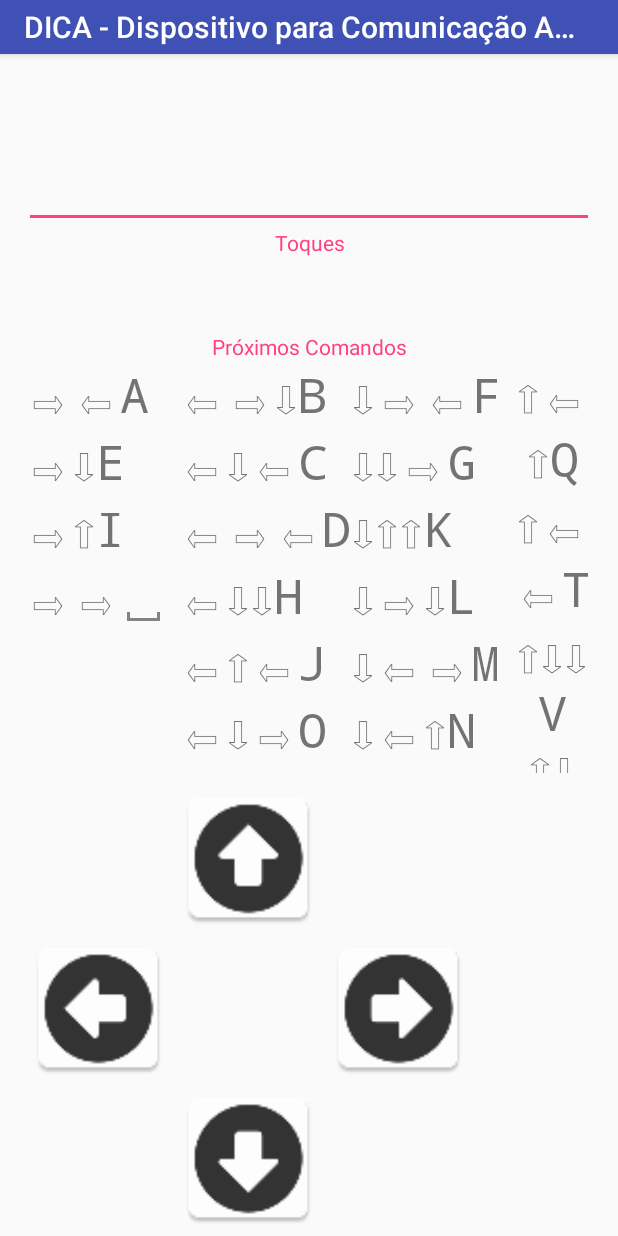
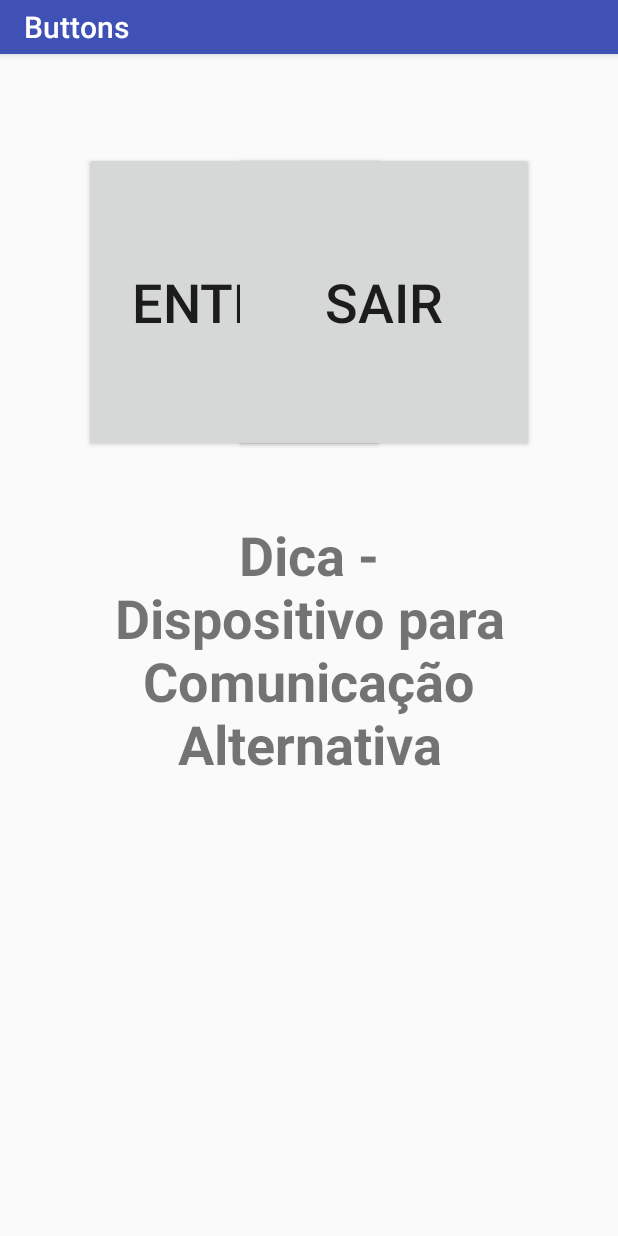
Before and after one commit to ovidio-francisco/DICA-IHC, an Android app: the screen it shows after launch (MainActivity before the commit, InicialActivity after it), on a phone screen of 412 x 824 dp. Run offline under Robolectric (Android 15) with nearby library versions, the phone set to English and light mode, and no system bars.

Commit message:
inicio adicioar botão cancelar

```diff
--- a/app/src/main/AndroidManifest.xml
+++ b/app/src/main/AndroidManifest.xml
@@ -1,6 +1,6 @@
 <?xml version="1.0" encoding="utf-8"?>
 <manifest xmlns:android="http://schemas.android.com/apk/res/android"
-    package="com.example.ovidiojf.buttons">
+          package="com.example.ovidiojf.buttons">
 
     <uses-permission android:name="android.permission.VIBRATE"/>
 
@@ -11,10 +11,12 @@
         android:supportsRtl="true"
         android:theme="@style/AppTheme">
         <activity android:name=".MainActivity">
+        </activity>
+        <activity android:name=".InicialActivity">
             <intent-filter>
-                <action android:name="android.intent.action.MAIN" />
+                <action android:name="android.intent.action.MAIN"/>
 
-                <category android:name="android.intent.category.LAUNCHER" />
+                <category android:name="android.intent.category.LAUNCHER"/>
             </intent-filter>
         </activity>
     </application>
--- /dev/null
+++ b/app/src/main/java/com/example/ovidiojf/buttons/InicialActivity.java
@@ -0,0 +1,37 @@
+package com.example.ovidiojf.buttons;
+
+import android.content.Intent;
+import android.support.v7.app.AppCompatActivity;
+import android.os.Bundle;
+import android.view.View;
+import android.widget.Button;
+
+public class InicialActivity extends AppCompatActivity {
+
+    private Button btEntrar;
+    private Button btSair  ;
+
+    @Override
+    protected void onCreate(Bundle savedInstanceState) {
+        super.onCreate(savedInstanceState);
+        setContentView(R.layout.activity_inicial);
+
+        btEntrar = (Button)findViewById(R.id.btEnter);
+        btSair   = (Button)findViewById(R.id.btClose);
+
+        btEntrar.setOnClickListener(new View.OnClickListener() {
+            @Override
+            public void onClick(View v) {
+                Intent intent = new Intent(InicialActivity.this, MainActivity.class);
+                startActivity(intent);
+            }
+        });
+
+        btSair.setOnClickListener(new View.OnClickListener() {
+            @Override
+            public void onClick(View v) {
+                finish();
+            }
+        });
+    }
+}
--- a/app/src/main/java/com/example/ovidiojf/buttons/MainActivity.java
+++ b/app/src/main/java/com/example/ovidiojf/buttons/MainActivity.java
@@ -394,10 +394,9 @@ public class MainActivity extends AppCompatActivity {
             @Override
             public void onInit(int status) {
                 if (status == TextToSpeech.SUCCESS) {
-                    int result = tts.setLanguage(new Locale("pt_BR"));
+                    int result = tts.setLanguage(Locale.US);
                     if (result == TextToSpeech.LANG_MISSING_DATA || result == TextToSpeech.LANG_NOT_SUPPORTED) {
                     }
-           //         speak("Hello girl");
 
                 } else {
                 }
--- /dev/null
+++ b/app/src/main/res/layout/activity_inicial.xml
@@ -0,0 +1,55 @@
+<?xml version="1.0" encoding="utf-8"?>
+<RelativeLayout
+    xmlns:android="http://schemas.android.com/apk/res/android"
+    xmlns:app="http://schemas.android.com/apk/res-auto"
+    xmlns:tools="http://schemas.android.com/tools"
+    android:id="@+id/activity_inicial"
+    android:layout_width="match_parent"
+    android:layout_height="match_parent"
+    android:paddingBottom="@dimen/activity_vertical_margin"
+    android:paddingLeft="@dimen/activity_horizontal_margin"
+    android:paddingRight="@dimen/activity_horizontal_margin"
+    android:paddingTop="@dimen/activity_vertical_margin"
+    tools:context="com.example.ovidiojf.buttons.InicialActivity">
+
+    <Button
+        android:text="Entrar"
+        android:layout_width="200dp"
+        android:layout_height="200dp"
+        android:layout_marginTop="49dp"
+        android:id="@+id/btEnter"
+        android:layout_alignParentTop="true"
+        android:layout_alignParentLeft="true"
+        android:layout_alignParentStart="true"
+        android:layout_marginLeft="40dp"
+        android:layout_marginStart="40dp"
+        android:textSize="36sp"/>
+
+    <Button
+        android:text="Sair"
+        android:layout_width="200dp"
+        android:layout_height="200dp"
+        android:id="@+id/btClose"
+        android:layout_marginRight="40dp"
+        android:layout_marginEnd="40dp"
+        android:layout_alignTop="@+id/btEnter"
+        android:layout_alignParentRight="true"
+        android:layout_alignParentEnd="true"
+        android:textSize="36sp"/>
+
+    <TextView
+        android:text="Dica - Dispositivo para Comunicação Alternativa"
+        android:layout_width="wrap_content"
+        android:layout_height="wrap_content"
+        android:layout_marginTop="44dp"
+        android:id="@+id/textView"
+        android:layout_below="@+id/btEnter"
+        android:layout_alignLeft="@+id/btEnter"
+        android:layout_alignStart="@+id/btEnter"
+        android:textSize="36sp"
+        android:layout_alignRight="@+id/btClose"
+        android:layout_alignEnd="@+id/btClose"
+        android:textAlignment="center"
+        android:textAllCaps="false"
+        android:textStyle="normal|bold"/>
+</RelativeLayout>
```
Also changed, not shown: app/src/main/res/drawable-hdpi/ic_red_circle.png (added), app/src/main/res/drawable-mdpi/ic_red_circle.png (added), app/src/main/res/drawable-xhdpi/ic_red_circle.png (added), app/src/main/res/drawable-xxhdpi/ic_red_circle.png (added).
